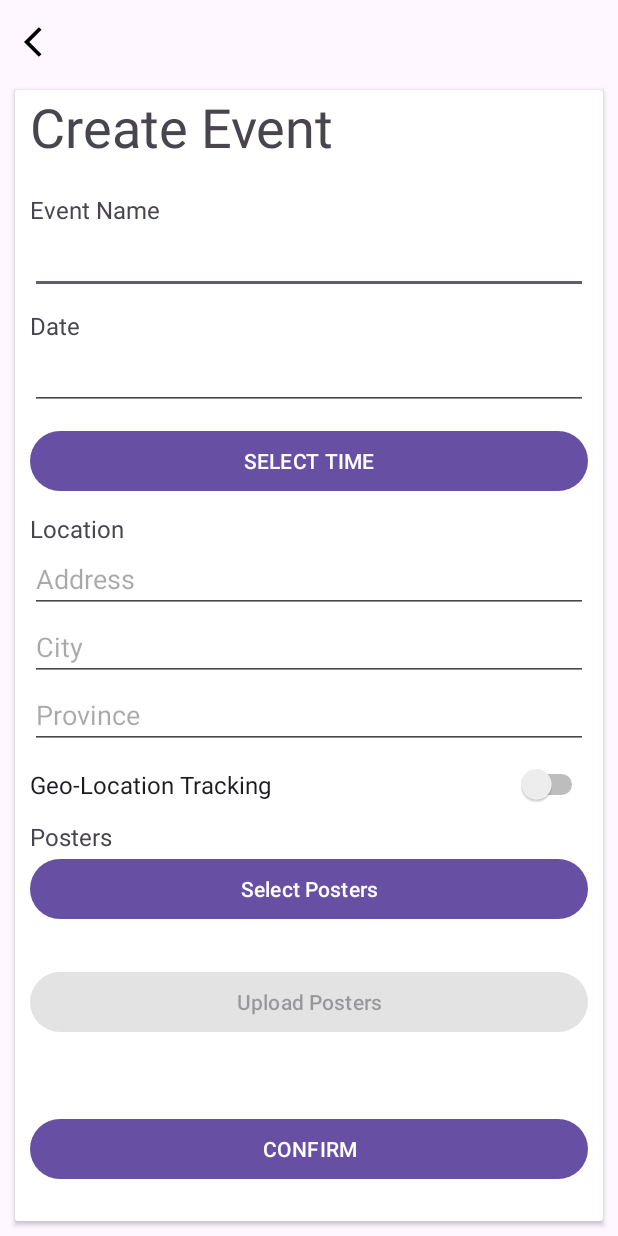
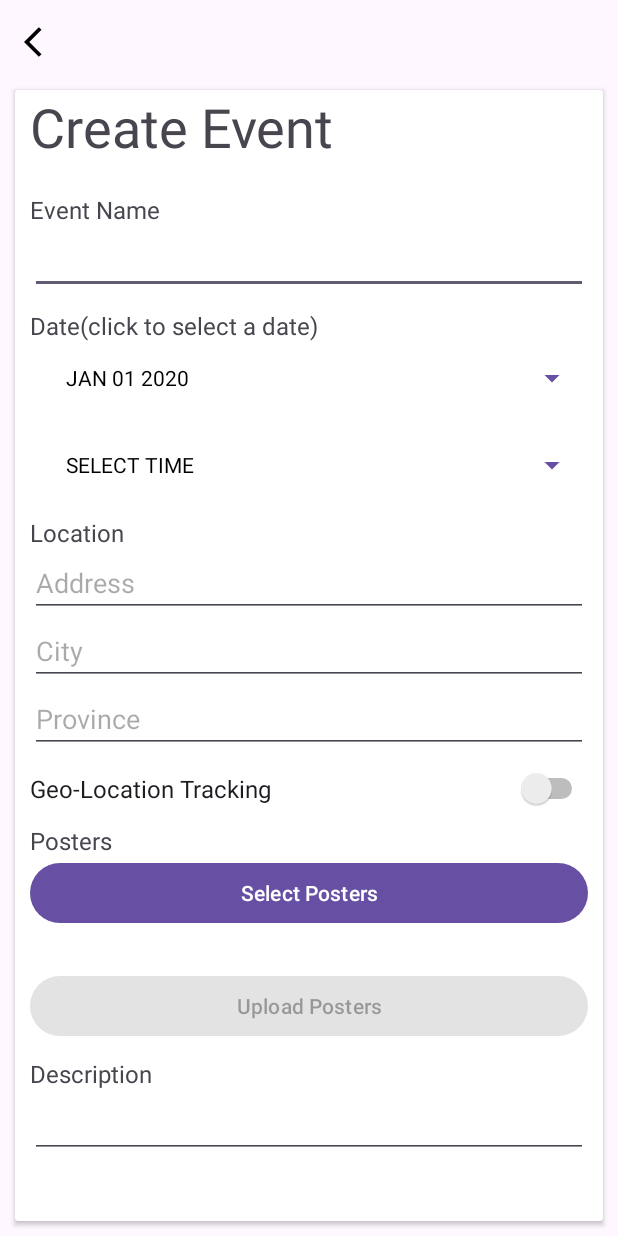
Before and after one commit to CMPUT301W24T50/AndroidGPT-Pro, an Android app: the layout activity_create_event.xml on its own in the app's theme, with its tools: preview values and no code run, on a phone screen of 412 x 824 dp. Run offline under Robolectric (Android 15) with nearby library versions, the phone set to English and light mode, and no system bars.

Commit message:
upload creating event
done eName, eLocation(3 of them), day pciker and time picker.
Haven't tested on that tho lol

```diff
--- a/app/src/main/res/layout/activity_create_event.xml
+++ b/app/src/main/res/layout/activity_create_event.xml
@@ -77,14 +77,18 @@
                     android:layout_alignParentStart="true"
                     android:layout_marginStart="10dp"
                     android:layout_marginTop="10dp"
-                    android:text="Date"
+                    android:text="Date(click to select a date)"
                     android:textSize="16sp" />
 
-                <EditText
+                <Button
                     android:id="@+id/edit_event_date"
                     android:layout_width="wrap_content"
                     android:layout_height="wrap_content"
                     android:layout_below="@id/event_date_title"
+                    android:text="JAN 01 2020"
+                    android:textColor="@color/black"
+                    style="?android:spinnerStyle"
+                    android:onClick="openEventDatePicker"
                     android:layout_alignParentStart="true"
                     android:layout_alignParentEnd="true"
                     android:layout_marginStart="10dp"
@@ -95,12 +99,15 @@
                     android:layout_width="wrap_content"
                     android:layout_height="wrap_content"
                     android:layout_below="@+id/edit_event_date"
+                    android:onClick="popEventTimePicker"
                     android:layout_alignParentStart="true"
                     android:layout_alignParentEnd="true"
                     android:layout_marginStart="10dp"
                     android:layout_marginTop="10dp"
                     android:layout_marginEnd="10dp"
-                    android:text="SELECT TIME" />
+                    android:text="SELECT TIME"
+                    android:textColor="@color/black"
+                    style="?android:spinnerStyle" />
 
                 <TextView
                     android:id="@+id/location_title"
@@ -231,11 +238,34 @@
                     android:enabled="false"
                     android:text="Upload Posters" />
 
+                <TextView
+                    android:id="@+id/event_description_title"
+                    android:layout_width="wrap_content"
+                    android:layout_height="wrap_content"
+                    android:layout_below="@id/upload_pic"
+                    android:layout_alignParentStart="true"
+                    android:layout_alignParentEnd="true"
+                    android:layout_marginStart="10dp"
+                    android:layout_marginTop="10dp"
+                    android:layout_marginEnd="10dp"
+                    android:text="Description"
+                    android:textSize="16sp" />
+
+                <EditText
+                    android:id="@+id/edit_event_description"
+                    android:layout_width="wrap_content"
+                    android:layout_height="wrap_content"
+                    android:layout_below="@+id/event_description_title"
+                    android:layout_alignParentStart="true"
+                    android:layout_alignParentEnd="true"
+                    android:layout_marginStart="10dp"
+                    android:layout_marginEnd="10dp" />
+
                 <Button
                     android:id="@+id/confirm_create_event"
                     android:layout_width="wrap_content"
                     android:layout_height="wrap_content"
-                    android:layout_below="@+id/upload_pic"
+                    android:layout_below="@+id/edit_event_description"
                     android:layout_alignParentStart="true"
                     android:layout_alignParentEnd="true"
                     android:layout_marginStart="10dp"
```
Also changed, not shown: app/src/main/java/com/example/androidgpt_pro/EventCreateActivity.java (+137 -29 lines).
